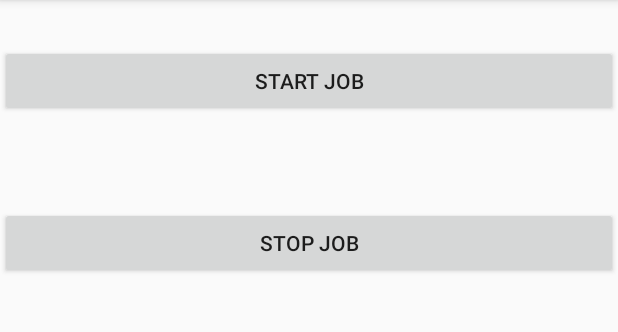
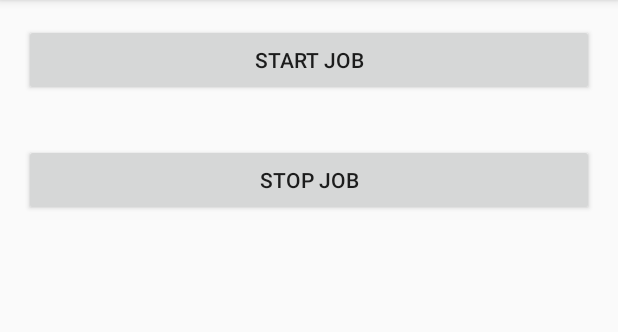
Before and after one commit to KidusMT/JobSchedulerDemo, an Android app: the screen it shows after launch (MainActivity), on a phone screen of 412 x 824 dp, the part 84-416 px from its top. Run offline under Robolectric (Android 15) with nearby library versions, the phone set to English and light mode, and no system bars; libraries missing offline, so code that uses them is left out: com.firebase.jobdispatcher; 1 statement that could not run was skipped.

```diff
--- a/app/src/main/AndroidManifest.xml
+++ b/app/src/main/AndroidManifest.xml
@@ -1,6 +1,8 @@
 <?xml version="1.0" encoding="utf-8"?>
 <manifest xmlns:android="http://schemas.android.com/apk/res/android"
     package="com.kmt.jobschedulerdemo">
+
+    <uses-permission android:name="android.permission.INTERNET"/>
 
     <application
         android:allowBackup="true"
@@ -14,7 +16,6 @@
             <!--android:permission="android.permission.BIND_JOB_SERVICE" />-->
 
         <service
-            android:exported="false"
             android:name=".MyJobService">
             <intent-filter>
                 <action android:name="com.firebase.jobdispatcher.ACTION_EXECUTE"/>
--- a/app/src/main/java/com/kmt/jobschedulerdemo/MainActivity.java
+++ b/app/src/main/java/com/kmt/jobschedulerdemo/MainActivity.java
@@ -1,6 +1,7 @@
 package com.kmt.jobschedulerdemo;
 
 import android.app.job.JobInfo;
+//import android.app.job.JobScheduler;
 import android.app.job.JobScheduler;
 import android.content.ComponentName;
 import android.content.Context;
@@ -21,7 +22,7 @@ import com.firebase.jobdispatcher.Trigger;
 public class MainActivity extends AppCompatActivity {
 
     public static final String TAG = "my_firebase_job_dispatcher";
-    JobScheduler mJobScheduler;
+//    JobScheduler mJobScheduler;
     FirebaseJobDispatcher jobDispatcher;
 
     @Override
@@ -69,8 +70,8 @@ public class MainActivity extends AppCompatActivity {
                 .setService(MyJobService.class)
                 .setLifetime(Lifetime.FOREVER)
                 .setRecurring(true)
+                .setTag(TAG)
                 .setTrigger(Trigger.executionWindow(10, 15))
-                .setTag(TAG)
                 .setRetryStrategy(RetryStrategy.DEFAULT_EXPONENTIAL)
                 .setReplaceCurrent(false)
                 .setConstraints(Constraint.ON_ANY_NETWORK)
--- a/app/src/main/java/com/kmt/jobschedulerdemo/MyJobService.java
+++ b/app/src/main/java/com/kmt/jobschedulerdemo/MyJobService.java
@@ -2,6 +2,7 @@ package com.kmt.jobschedulerdemo;
 
 import android.annotation.SuppressLint;
 import android.os.AsyncTask;
+import android.util.Log;
 import android.widget.Toast;
 
 import androidx.annotation.NonNull;
@@ -22,9 +23,12 @@ public class MyJobService extends JobService {
             @Override
             protected void onPostExecute(String s) {
                 Toast.makeText(getApplicationContext(), s, Toast.LENGTH_SHORT).show();
+                Log.e("--->MyBackgroundTask", s);
                 jobFinished(job, false);
             }
         };
+
+        myBackgroundTask.execute();
         return true;
     }
 
--- a/app/src/main/res/layout/activity_main.xml
+++ b/app/src/main/res/layout/activity_main.xml
@@ -9,6 +9,7 @@
     <Button
         android:layout_width="match_parent"
         android:layout_height="wrap_content"
+        android:layout_margin="16dp"
         android:layout_marginTop="30dp"
         android:layout_marginBottom="30dp"
         android:onClick="startJob"
@@ -17,7 +18,7 @@
     <Button
         android:layout_width="match_parent"
         android:layout_height="wrap_content"
-        android:layout_marginTop="30dp"
+        android:layout_margin="16dp"
         android:layout_marginBottom="30dp"
         android:onClick="stopJob"
         android:text="STOP JOB" />
```
